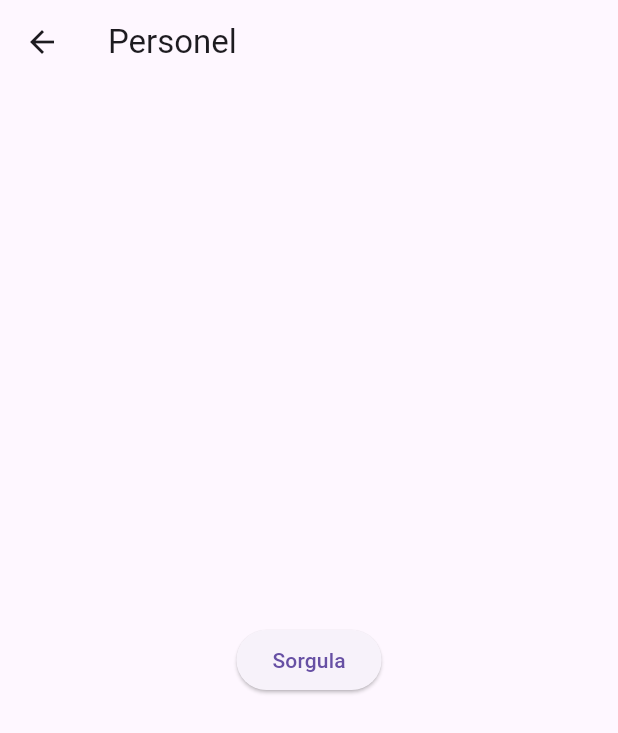
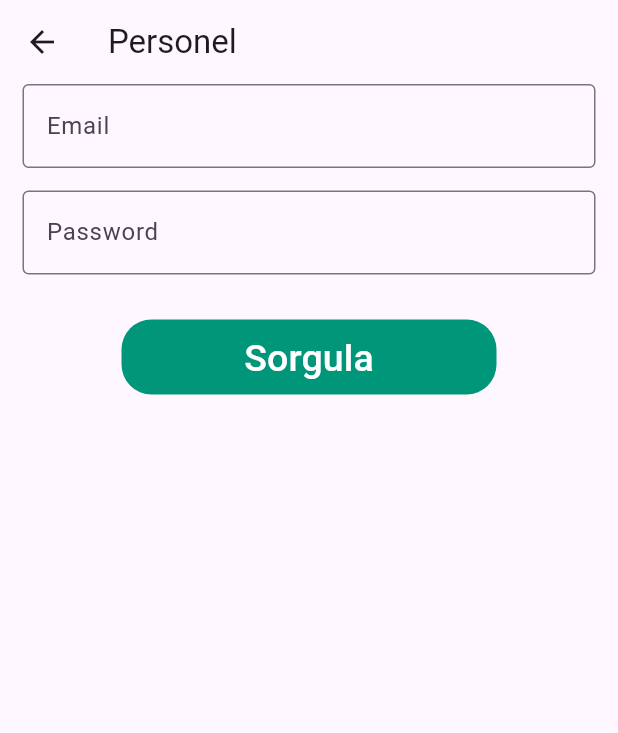
Before and after one commit to Ahmedsall1/HavaYolu, a Flutter app: the screen it shows after launch, after a tap on "Personel", on a phone screen of 412 x 824 dp. Shown: the top 733 px of the screen. Run offline on Flutter 3.47's test engine with Material 3 defaults, Android fonts, the phone set to English and light mode, and no system bars; our stand-ins replace dropdown_search.

Commit message:
eighth commit

```diff
--- a/lib/Classes/HavaYolu.dart
+++ b/lib/Classes/HavaYolu.dart
@@ -1,3 +1,5 @@
+import 'package:havayolu/Classes/Personel.dart';
+
 import 'Yolcu.dart';
 import 'Sirket.dart';
 import 'User.dart';
@@ -109,9 +111,10 @@ class HavaYolu {
   ];
 
   static List<Sirket> SirketiList = [];
-  static List<User> PersonelList = [];
+  static List<Personel> PersonelList = [];
   static List<Yolcu> YolcuList = [];
   static List<Sefer> SeferList = [];
+  static List<User> UserList = [];
   static List<Ucak> UcakList = [];
   static List<Ucus> UcusList = [];
 
--- a/lib/Classes/Personel.dart
+++ b/lib/Classes/Personel.dart
@@ -1,12 +1,17 @@
+import 'package:havayolu/Classes/HavaYolu.dart';
+
 import 'User.dart';
 import 'Ucus.dart';
 
 class Personel extends User {
   late List<Ucus> Ucuslar =[];
-  Personel(super.name) ;
+  Personel(super.name) {
+    HavaYolu.PersonelList.add(this);
+  }
 
   @override
   String gettip() {
       return "personel";
   }
+
 }
--- a/lib/Classes/Ucak.dart
+++ b/lib/Classes/Ucak.dart
@@ -9,7 +9,7 @@ class Ucak {
   static int ID = 1;
   static bool iss = false;
   late int id;
-  late String name;
+  late String name="";
   // late Koltuk kolutkList[][];
   late List<Hostese> hosteseList = [];
   late Pilot pilot;
--- a/lib/Classes/User.dart
+++ b/lib/Classes/User.dart
@@ -5,13 +5,16 @@ abstract class User {
   late int id;
   String name;
   late String password;
+  late String email;
 
   User(this.name) {
     id = ID;
     ID++;
+
     password =name;
     if(gettip()!=("Yolcu"))
-        HavaYolu.PersonelList.add(this);
+        HavaYolu.UserList.add(this);
+        email = name + "@gmail.com";
   }
   String getName() {
     return this.name;
--- a/lib/Classes/Yolcu.dart
+++ b/lib/Classes/Yolcu.dart
@@ -12,11 +12,11 @@ class Yolcu extends User {
   late List<Ucus> ucuslar = [];
   late List<Koltuk> Koltuklar = [];
   String koltuk="";
-  late String email;
+
 
   Yolcu(super.name) {
     HavaYolu.YolcuList.add(this);
-    email = name + "@gmail.com";
+
   }
   void git(Ucus ucus, Koltuk kol) {
     ucuslar.add(ucus);
--- a/lib/Pages/Personel/Pindex.dart
+++ b/lib/Pages/Personel/Pindex.dart
@@ -1,8 +1,13 @@
 import 'package:flutter/material.dart';
+import 'package:havayolu/Classes/HavaYolu.dart';
+import 'package:havayolu/Classes/Personel.dart';
+import 'package:havayolu/Classes/User.dart';
 import "package:havayolu/Pages/Personel/Sorgula.dart";
 
 class Pindex extends StatelessWidget {
-  const Pindex({super.key});
+  late String email = "";
+  late String password = "";
+  Pindex({super.key});
 
   @override
   Widget build(BuildContext context) {
@@ -11,15 +16,99 @@ class Pindex extends StatelessWidget {
         title: const Text('Personel'),
       ),
       body: Center(
-        child: ElevatedButton(
-            child: const Text('Sorgula'),
-            onPressed: () {
-              Navigator.push(
-                context,
-                MaterialPageRoute(builder: (context) => const Sorgula()),
-              );
-            }),
+        child: Column(
+          children: [
+            Padding(
+              //padding: const EdgeInsets.only(left:15.0,right: 15.0,top:0,bottom: 0),
+              padding: EdgeInsets.symmetric(horizontal: 15),
+              child: TextField(
+                onChanged: (value) {
+                  email = value;
+                },
+                decoration: InputDecoration(
+                    border: OutlineInputBorder(),
+                    labelText: 'Email',
+                    hintText: 'Enter valid email id as abc@gmail.com'),
+              ),
+            ),
+            Padding(
+              padding: const EdgeInsets.only(
+                  left: 15.0, right: 15.0, top: 15, bottom: 30),
+              //padding: EdgeInsets.symmetric(horizontal: 15),
+              child: TextField(
+                obscureText: true,
+                onChanged: (value) {
+                  password = value;
+                },
+                decoration: InputDecoration(
+                  border: OutlineInputBorder(),
+                  labelText: 'Password',
+                  hintText: 'Enter secure password',
+                ),
+              ),
+            ),
+            Container(
+              height: 50,
+              width: 250,
+              decoration: BoxDecoration(
+                  color: Color.fromARGB(255, 0, 150, 122),
+                  borderRadius: BorderRadius.circular(20)),
+              child: TextButton(
+                onPressed: () {
+                  bool t = false;
+                  int i = 0;
+                  for (User per in HavaYolu.PersonelList) {
+                    if (per.email == email && per.password == password) {
+                      Navigator.push(
+                          context,
+                          MaterialPageRoute(
+                              builder: (_) => Sorgula(id: per.id, listId: i)));
+                      t = true;
+                      break;
+                    }
+                    i++;
+                  }
+                  if (!t) {
+                    _showDialog(context);
+                  }
+                },
+                child: Text(
+                  'Sorgula',
+                  style: TextStyle(color: Colors.white, fontSize: 25),
+                ),
+              ),
+            ),
+          ],
+        ),
+        // child: ElevatedButton(
+        //     child: const Text('Sorgula'),
+        //     onPressed: () {
+        //       Navigator.push(
+        //         context,
+        //         MaterialPageRoute(builder: (context) => const Sorgula()),
+        //       );
+        //     }),
       ),
     );
   }
+
+  void _showDialog(BuildContext context) {
+    showDialog(
+      context: context,
+      builder: (BuildContext context) {
+        return AlertDialog(
+          title: Text('Hata'),
+          content: Text('Yanlış Bilgiler !'),
+          actions: <Widget>[
+            TextButton(
+              onPressed: () {
+                Navigator.of(context).pop(); // Close the dialog
+              },
+              child: Text('Close'),
+            ),
+          ],
+        );
+      },
+    );
+  }
 }
--- a/lib/Pages/Yolcu/KoltukSec.dart
+++ b/lib/Pages/Yolcu/KoltukSec.dart
@@ -1,7 +1,7 @@
 import 'package:flutter/material.dart';
 import 'package:havayolu/Classes/HavaYolu.dart';
 import 'package:havayolu/Classes/Koltuk.dart';
-import 'package:havayolu/Pages/Yolcu/Bilet.dart';
+import 'package:havayolu/Pages/Yolcu/Kesinlestir.dart';
 import 'package:havayolu/Classes/Ucak.dart';
 import 'package:havayolu/Classes/Ucus.dart';
 
@@ -13,7 +13,7 @@ class KoltukSec extends StatelessWidget {
 
   KoltukSec({super.key, required this.id}) {
     ucus = HavaYolu.GetUcus(id);
-    ucus.ucak.kolutkList[4][4].durum = true;
+    // ucus.ucak.kolutkList[4][4].durum = true;
   }
 
   @override
@@ -83,7 +83,7 @@ class KoltukSec extends StatelessWidget {
                   context,
                   MaterialPageRoute(
                       builder: (context) =>
-                          Bilet(ucus: ucus, koltuk: ucus.ucak.kolutkList[row][col])),
+                          Kesinlestir(ucus: ucus, koltuk: ucus.ucak.kolutkList[row][col])),
                 );
               },
               child: Text('Sec'),
--- a/lib/Pages/Yonetici/Dashboard/Sirketler.dart
+++ b/lib/Pages/Yonetici/Dashboard/Sirketler.dart
@@ -16,6 +16,7 @@ class Sirketler extends StatelessWidget {
         children: [
           for (Sirket sir in HavaYolu.SirketiList)
             Card(
+
               child: ListTile(
                 leading: Icon(Icons.apartment),
                 title: Text("ID: "+sir.id.toString()+" Adi : "+sir.name),
@@ -30,7 +31,7 @@ class Sirketler extends StatelessWidget {
                   child: Icon(Icons.edit,color:Colors.green),
 
                 ),
-                subtitle: Text("Ucaklari : "+sir.ucakList[0].name),
+                subtitle: Text("Ucaklari : "+(!sir.ucakList.isEmpty ? sir.ucakList[0].name : "Ucak yok")),
               ),
             )
         ],
--- a/lib/Pages/Yonetici/Dashboard/Ucuslar.dart
+++ b/lib/Pages/Yonetici/Dashboard/Ucuslar.dart
@@ -37,7 +37,7 @@ class Ucuslar extends StatelessWidget {
                     ucus.nereye +
                     " " +
                     ucus.KM.toString() +
-                    " KM"+ucus.i.toString()+" P: "+ucus.ucak.pilot.name +" Ş: "+ucus.ucak.name),
+                    " KM "+" P: "+ucus.ucak.pilot.name +" Ş: "+ucus.ucak.name),
               ),
             )
         ],
--- a/lib/Pages/Yonetici/YIndex.dart
+++ b/lib/Pages/Yonetici/YIndex.dart
@@ -150,11 +150,6 @@ class YIndex extends StatelessWidget {
                   context, MaterialPageRoute(builder: (context) => Ucuslar())),
             ),
             ListTile(
-              title: const Text("Ucaklar"),
-              onTap: () => Navigator.push(
-                  context, MaterialPageRoute(builder: (context) => Ucaklar())),
-            ),
-            ListTile(
               title: const Text("Yolcular"),
               onTap: () => Navigator.push(
                   context, MaterialPageRoute(builder: (context) => Yolcular())),
--- a/lib/main.dart
+++ b/lib/main.dart
@@ -12,13 +12,13 @@ import 'package:havayolu/Classes/Ucak.dart';
 import 'package:havayolu/Classes/Sefer.dart';
 
 void main() {
-  DateTime dt = DateTime.utc(2024, 4, 28);
+  DateTime dt = DateTime.utc(DateTime.now().year, DateTime.now().month, DateTime.now().day);
   Sirket("Anadolu Jet");
   Yolcu yol = Yolcu("Muhammed");
   yol.Ytip = Yolcu.tip[1];
   Sefer s =
       Sefer(130, HavaYolu.Airports[2], HavaYolu.Airports.first, "12", dt, true);
-  Ucak uc = Ucak(HavaYolu.UcakTipi[1], "AnadoluJet", Pilot("Ahmed S"),
+  Ucak uc = Ucak(HavaYolu.UcakTipi[0], "AnadoluJet", Pilot("Ahmed S"),
       Hostese("Fatma"), "Anadolu");
   Ucus("12:30", s, uc, 300);
   Ucus("22:40", s, uc, 300);
@@ -54,7 +54,7 @@ class FirstRoute extends StatelessWidget {
               onPressed: () {
                 Navigator.push(
                   context,
-                  MaterialPageRoute(builder: (context) => const Pindex()),
+                  MaterialPageRoute(builder: (context) =>  Pindex()),
                 );
               },
             ),
```
Also changed, not shown: lib/Pages/Personel/Sorgula.dart (+32 -9 lines), lib/Pages/Yolcu/Bilet.dart (+23 -11 lines), lib/Pages/Yolcu/Kesinlestir.dart (added, +246 -0 lines).
